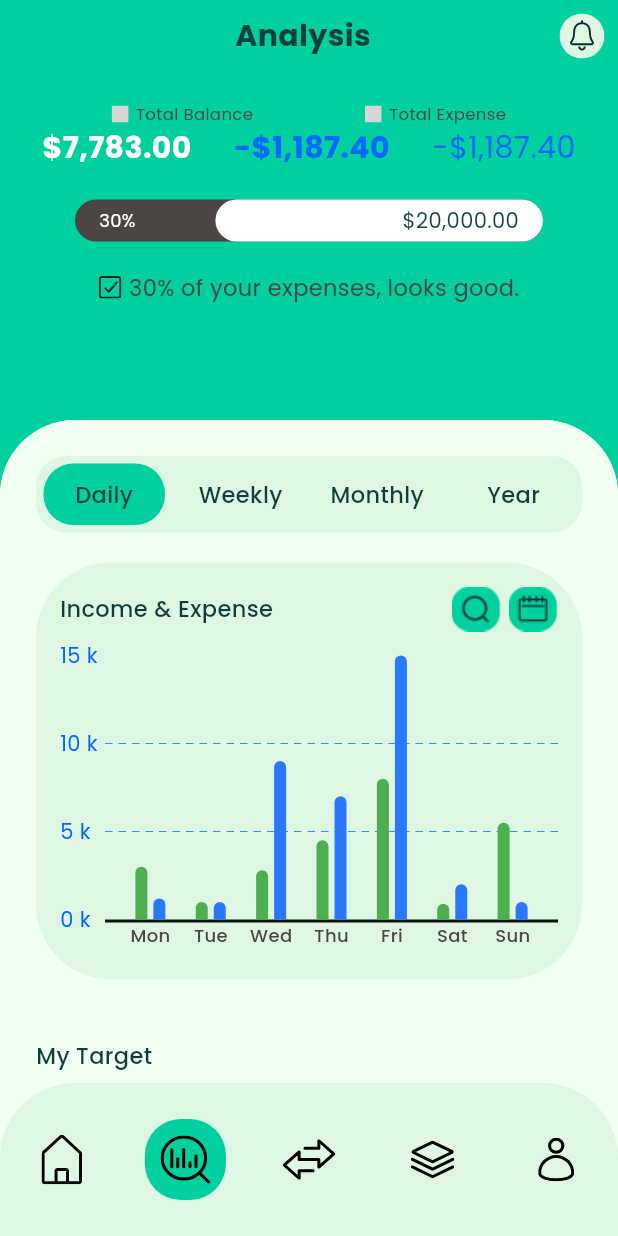
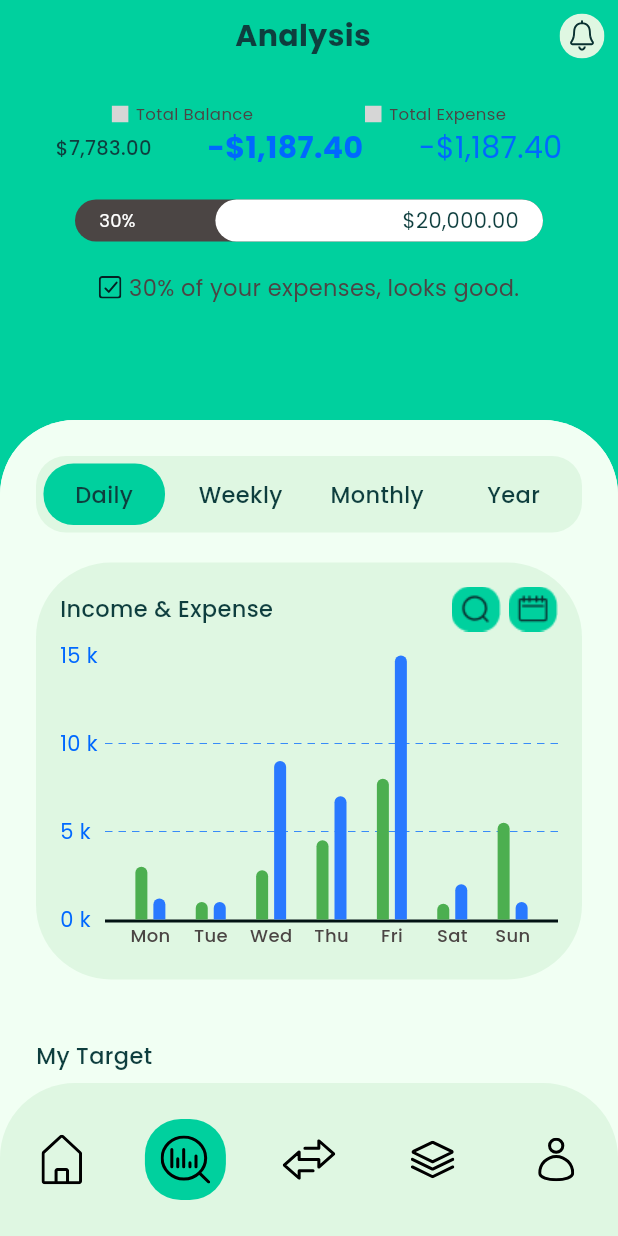
Before and after one commit to htpit1106/finance_management, a Flutter app: the MainPageChild screen opened directly, swiped to page 2, on a phone screen of 412 x 824 dp. Run offline on Flutter 3.47's test engine with Material 3 defaults, Android fonts, the light colour scheme and no system bars; drawn by our look-alikes of fl_chart; our stand-ins replace bloc, equatable, flutter_bloc, flutter_svg, go_router, image_picker and 3 more; accounts and stored records are empty; grey boxes are pictures that could not be loaded.

Commit message:
fix: Update text style for income display in AppHeader widget

```diff
--- a/lib/ui/widgets/header.dart
+++ b/lib/ui/widgets/header.dart
@@ -32,7 +32,7 @@ class AppHeader extends StatelessWidget {
         Row(
           mainAxisAlignment: MainAxisAlignment.spaceEvenly,
           children: [
-            Text("\$7,783.00", style: AppTextStyle.whiteS20),
+            Text("\$7,783.00", style: AppTextStyle.greenDarkS13),
             Text("-\$1,187.40", style: AppTextStyle.oceanBlueS20Bold),
             Text("-\$1,187.40", style: AppTextStyle.oceanBlueS20Medium),
           ],
```
